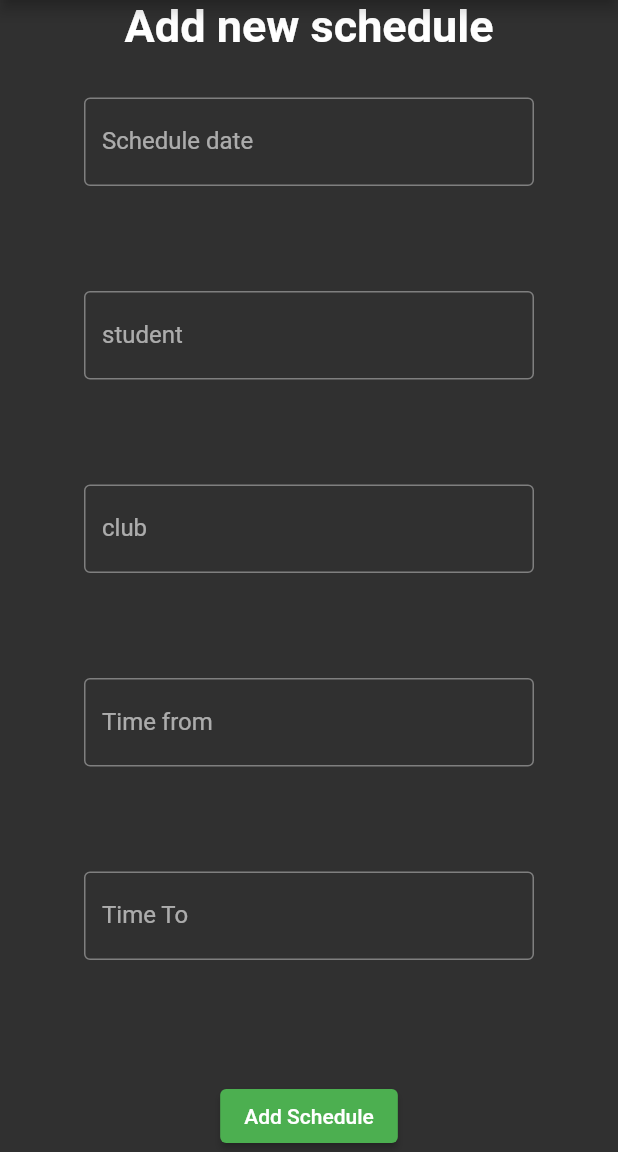
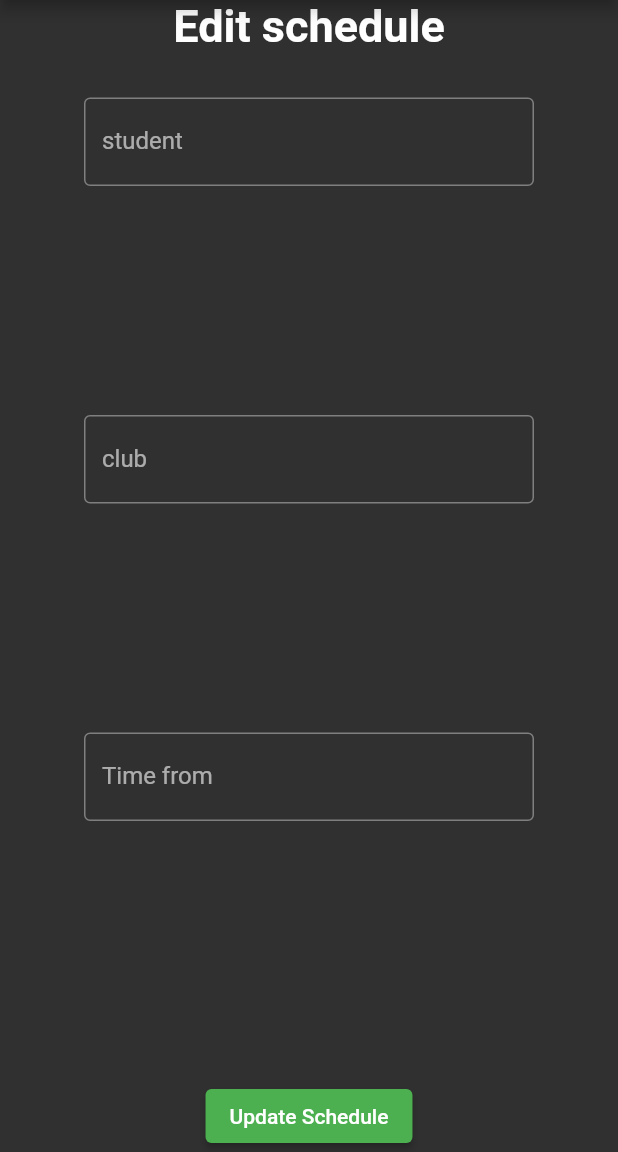
Before and after one commit to Dekpfastatt/coachtennis, a Flutter app: the EditCoachSchedule screen opened directly, on a phone screen of 412 x 824 dp, the part 84-1236 px from its top. Run offline on Flutter 3.47's test engine with Material 2 defaults, Android fonts, the phone set to English and light mode, and no system bars; our stand-ins replace cloud_firestore, firebase_auth, firebase_core, flutter_icons, google_fonts; accounts and stored records are empty; statements that could not run were skipped.

Commit message:
Update Schedule Coach

```diff
--- a/lib/coach/homescreen/coachschedule/editcoachschedule.dart
+++ b/lib/coach/homescreen/coachschedule/editcoachschedule.dart
@@ -4,7 +4,8 @@ import 'package:flutter/material.dart';
 import 'package:intl/intl.dart';
 
 class EditCoachSchedule extends StatefulWidget {
-  const EditCoachSchedule({Key key}) : super(key: key);
+  DocumentSnapshot coachschedule;
+  EditCoachSchedule({Key key, this.coachschedule}) : super(key: key);
 
   @override
   _EditCoachScheduleState createState() => _EditCoachScheduleState();
@@ -16,6 +17,15 @@ class _EditCoachScheduleState extends State<EditCoachSchedule> {
   TextEditingController clubController = new TextEditingController();
   TextEditingController timeFromController = new TextEditingController();
   TextEditingController timeToController = new TextEditingController();
+
+  @override
+  void initState() {
+    // TODO: implement initState
+    super.initState();
+    studentController.text = widget.coachschedule['studentname'];
+    clubController.text = widget.coachschedule['clubdetails'];
+    timeFromController.text = widget.coachschedule['timefrom'];
+  }
 
   @override
   Widget build(BuildContext context) {
@@ -30,35 +40,36 @@ class _EditCoachScheduleState extends State<EditCoachSchedule> {
           mainAxisAlignment: MainAxisAlignment.center,
           children: [
             const Text(
-              "Add new schedule",
+              "Edit schedule",
               style: TextStyle(fontSize: 30, fontWeight: FontWeight.bold),
             ),
             const SizedBox(height: 30),
-            Expanded(
-              child: Container(
-                  width: 300,
-                  child: TextFormField(
-                    controller: dateController,
-                    decoration: const InputDecoration(
-                        labelText: "Schedule date",
-                        hintText: "Schedule date",
-                        border: OutlineInputBorder()),
-                    autofocus: false,
-                    onTap: () async {
-                      DateTime date = DateTime(2021);
-                      DateFormat formatter = DateFormat('dd/MM/yyyy');
-                      FocusScope.of(context).requestFocus(new FocusNode());
-                      date = await showDatePicker(
-                          context: context,
-                          initialDate: DateTime.now(),
-                          firstDate: DateTime(2021),
-                          lastDate: DateTime(2100));
+            // Expanded(
+            //   child: Container(
+            //       width: 300,
+            //       child: TextFormField(
+            //         initialValue: widget.coachschedule['scheduledate'],
+            //         controller: dateController,
+            //         decoration: const InputDecoration(
+            //             labelText: "Schedule date",
+            //             hintText: "Schedule date",
+            //             border: OutlineInputBorder()),
+            //         autofocus: false,
+            //         onTap: () async {
+            //           DateTime date = DateTime(2021);
+            //           DateFormat formatter = DateFormat('dd/MM/yyyy');
+            //           FocusScope.of(context).requestFocus(new FocusNode());
+            //           date = await showDatePicker(
+            //               context: context,
+            //               initialDate: DateTime.now(),
+            //               firstDate: DateTime(2021),
+            //               lastDate: DateTime(2100));
 
-                      dateController.text = formatter.format(date);
-                    },
-                  )),
-            ),
-            const SizedBox(height: 10),
+            //           dateController.text = formatter.format(date);
+            //         },
+            //       )),
+            // ),
+            // const SizedBox(height: 10),
             Expanded(
               child: Container(
                 width: 300,
@@ -119,72 +130,67 @@ class _EditCoachScheduleState extends State<EditCoachSchedule> {
               ),
             ),
             const SizedBox(height: 10),
-            Expanded(
-              child: Container(
-                width: 300,
-                child: TextFormField(
-                  controller: timeToController,
-                  decoration: const InputDecoration(
-                      labelText: "Time To",
-                      hintText: "Time To",
-                      border: OutlineInputBorder()),
-                  autofocus: false,
-                  onTap: () async {
-                    TimeOfDay pickedTime = await showTimePicker(
-                      initialTime: TimeOfDay.now(),
-                      context: context,
-                    );
+            // Expanded(
+            //   child: Container(
+            //     width: 300,
+            //     child: TextFormField(
+            //       initialValue: widget.coachschedule['timeto'].toString(),
+            //       controller: timeToController,
+            //       decoration: const InputDecoration(
+            //           labelText: "Time To",
+            //           hintText: "Time To",
+            //           border: OutlineInputBorder()),
+            //       autofocus: false,
+            //       onTap: () async {
+            //         TimeOfDay pickedTime = await showTimePicker(
+            //           initialTime: TimeOfDay.now(),
+            //           context: context,
+            //         );
 
-                    if (pickedTime != null) {
-                      DateTime parsedTime = DateFormat.jm()
-                          .parse(pickedTime.format(context).toString());
-                      String formattedTime =
-                          DateFormat('HH:mm').format(parsedTime);
-                      setState(() {
-                        timeToController.text = formattedTime;
-                      });
-                    } else {
-                      print("Time is not selected");
-                    }
-                  },
-                ),
-              ),
-            ),
+            //         if (pickedTime != null) {
+            //           DateTime parsedTime = DateFormat.jm()
+            //               .parse(pickedTime.format(context).toString());
+            //           String formattedTime =
+            //               DateFormat('HH:mm').format(parsedTime);
+            //           setState(() {
+            //             timeToController.text = formattedTime;
+            //           });
+            //         } else {
+            //           print("Time is not selected");
+            //         }
+            //       },
+            //     ),
+            //   ),
+            // ),
             const SizedBox(height: 20),
             ElevatedButton(
-                child: const Text("Add Schedule"),
+                child: const Text("Update Schedule"),
                 style: ElevatedButton.styleFrom(
                   primary: Colors.green,
                   onPrimary: Colors.white,
                 ),
                 onPressed: () {
-                  final String dateSchedule = dateController.text.trim();
+                  //final String dateSchedule = dateController.text.trim();
                   final String student = studentController.text.trim();
                   final String timefrom = timeFromController.text.trim();
-                  final String timeto = timeToController.text.trim();
+                  //final String timeto = timeToController.text.trim();
                   final String club = clubController.text.trim();
 
-                  final firestoreInstance = FirebaseFirestore.instance;
+                  final firestoreInstance =
+                      FirebaseFirestore.instance.collection('coachschedule');
 
-                  if (dateSchedule.isEmpty &&
-                      student.isEmpty &&
-                      timefrom.isEmpty &&
-                      timeto.isEmpty &&
-                      club.isEmpty) {
+                  if (student.isEmpty && timefrom.isEmpty && club.isEmpty) {
                     print("Missing input");
                   } else {
-                    var coachschedule = FirebaseAuth.instance.currentUser;
-                    firestoreInstance.collection("coachschedule").add({
-                      "scheduledate": dateSchedule.toString(),
+                    firestoreInstance.doc(widget.coachschedule.id).update({
                       "clubdetails": club.toString(),
                       "studentname": student.toString(),
                       "timefrom": timefrom.toString(),
-                      "timeto": timeto.toString(),
                     });
-                    dateController.text = '';
+                    //dateController.text = '';
                     studentController.text = '';
                     timeFromController.text = '';
-                    timeToController.text = '';
+                    //timeToController.text = '';
                     clubController.text = '';
 
                     Navigator.of(context).pop();
--- a/lib/coach/homescreen/homescreendetails.dart
+++ b/lib/coach/homescreen/homescreendetails.dart
@@ -1,7 +1,6 @@
 import 'dart:ui';
 
 import 'package:cloud_firestore/cloud_firestore.dart';
-import 'package:coachtennis/coach/homescreen/model/coachschedule.dart';
 import 'package:flutter/material.dart';
 
 import 'coachschedule/editcoachschedule.dart';
@@ -102,7 +101,8 @@ class _HomeScreenDetailsState extends State<HomeScreenDetails> {
                                 onPressed: () {
                                   Navigator.of(context).push(
                                     MaterialPageRoute(
-                                        builder: (_) => EditCoachSchedule()),
+                                        builder: (_) => EditCoachSchedule(
+                                            coachschedule: docsnapshot)),
                                   );
                                 },
                               ),
```
Also changed, not shown: lib/coach/homescreen/model/coachschedule.dart (deleted, +0 -19 lines).
